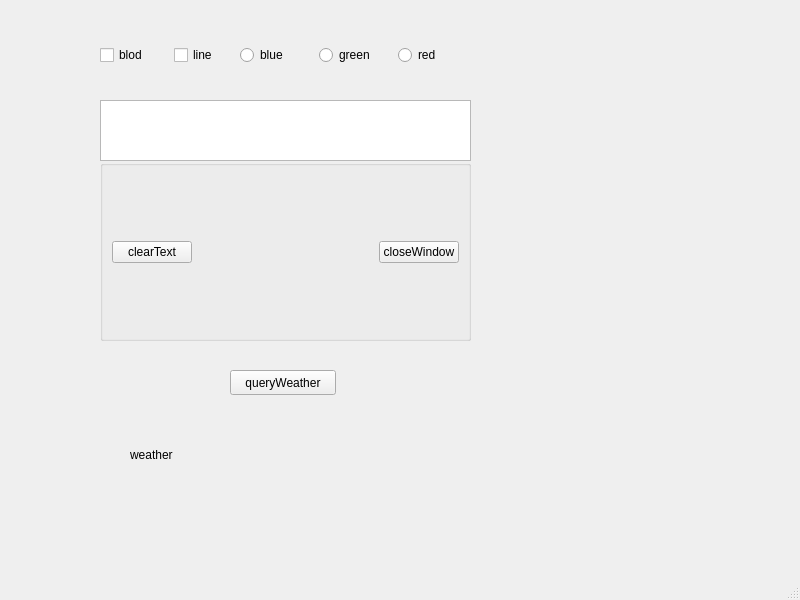
The window that weatherReport/mainwindow.ui (paomian2333/carControl) describes before a commit, drawn with Qt 5.
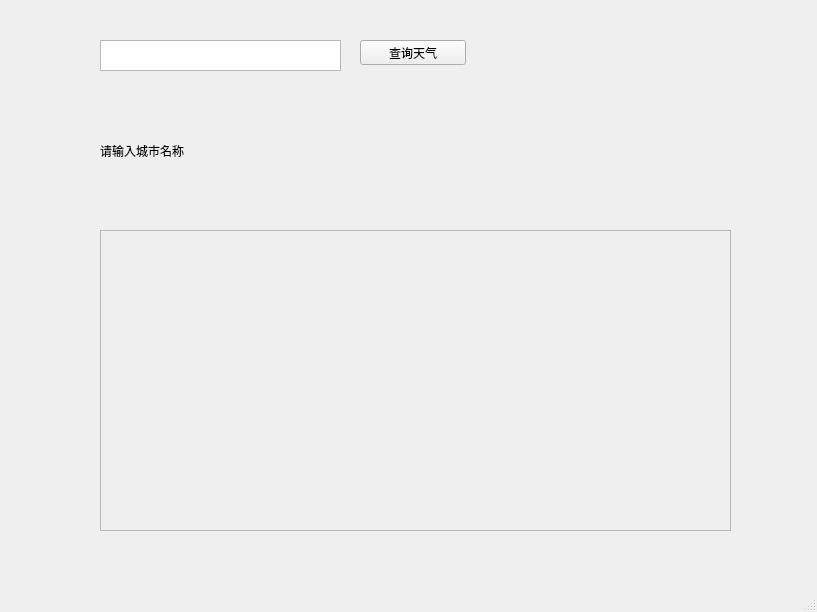
The same window after the commit.

Commit message: 进一步完善了天气预报模块，正在攻克图片显示

Diff of the .ui file:
```diff
--- a/weatherReport/mainwindow.ui
+++ b/weatherReport/mainwindow.ui
@@ -6,8 +6,8 @@
    <rect>
     <x>0</x>
     <y>0</y>
-    <width>800</width>
-    <height>600</height>
+    <width>817</width>
+    <height>612</height>
    </rect>
   </property>
   <property name="windowTitle">
@@ -17,49 +17,23 @@
    <widget class="QLabel" name="label">
     <property name="geometry">
      <rect>
-      <x>130</x>
-      <y>394</y>
-      <width>501</width>
-      <height>121</height>
-     </rect>
-    </property>
-    <property name="text">
-     <string>weather</string>
-    </property>
-   </widget>
-   <widget class="QWidget" name="layoutWidget">
-    <property name="geometry">
-     <rect>
       <x>100</x>
-      <y>10</y>
-      <width>141</width>
-      <height>91</height>
+      <y>80</y>
+      <width>391</width>
+      <height>141</height>
      </rect>
     </property>
-    <layout class="QHBoxLayout" name="horizontalLayout_2">
-     <item>
-      <widget class="QCheckBox" name="blodcheckBox">
-       <property name="text">
-        <string>blod</string>
-       </property>
-      </widget>
-     </item>
-     <item>
-      <widget class="QCheckBox" name="linecheckbox">
-       <property name="text">
-        <string>line</string>
-       </property>
-      </widget>
-     </item>
-    </layout>
+    <property name="text">
+     <string>请输入城市名称</string>
+    </property>
    </widget>
    <widget class="QPlainTextEdit" name="plainTextEdit">
     <property name="geometry">
      <rect>
       <x>100</x>
-      <y>100</y>
-      <width>371</width>
-      <height>61</height>
+      <y>40</y>
+      <width>241</width>
+      <height>31</height>
      </rect>
     </property>
     <property name="sizePolicy">
@@ -68,92 +42,69 @@
       <verstretch>0</verstretch>
      </sizepolicy>
     </property>
-   </widget>
-   <widget class="QWidget" name="layoutWidget">
-    <property name="geometry">
-     <rect>
-      <x>240</x>
-      <y>10</y>
-      <width>231</width>
-      <height>91</height>
-     </rect>
+    <property name="plainText">
+     <string/>
     </property>
-    <layout class="QHBoxLayout" name="horizontalLayout_3">
-     <item>
-      <widget class="QRadioButton" name="blueradio">
-       <property name="text">
-        <string>blue</string>
-       </property>
-      </widget>
-     </item>
-     <item>
-      <widget class="QRadioButton" name="greenradio">
-       <property name="text">
-        <string>green</string>
-       </property>
-      </widget>
-     </item>
-     <item>
-      <widget class="QRadioButton" name="redradio">
-       <property name="text">
-        <string>red</string>
-       </property>
-      </widget>
-     </item>
-    </layout>
-   </widget>
-   <widget class="QGroupBox" name="groupBox">
-    <property name="geometry">
-     <rect>
-      <x>100</x>
-      <y>160</y>
-      <width>371</width>
-      <height>181</height>
-     </rect>
-    </property>
-    <layout class="QHBoxLayout" name="horizontalLayout">
-     <item>
-      <widget class="QPushButton" name="clearTxt">
-       <property name="text">
-        <string>clearText</string>
-       </property>
-      </widget>
-     </item>
-     <item>
-      <spacer name="horizontalSpacer">
-       <property name="orientation">
-        <enum>Qt::Orientation::Horizontal</enum>
-       </property>
-       <property name="sizeHint" stdset="0">
-        <size>
-         <width>40</width>
-         <height>20</height>
-        </size>
-       </property>
-      </spacer>
-     </item>
-     <item>
-      <widget class="QPushButton" name="closeWindow">
-       <property name="text">
-        <string>closeWindow</string>
-       </property>
-      </widget>
-     </item>
-    </layout>
    </widget>
    <widget class="QPushButton" name="pushButton">
     <property name="geometry">
      <rect>
-      <x>230</x>
-      <y>370</y>
+      <x>360</x>
+      <y>40</y>
       <width>106</width>
       <height>25</height>
      </rect>
     </property>
     <property name="text">
-     <string>queryWeather</string>
+     <string>查询天气</string>
     </property>
    </widget>
+   <widget class="QWidget" name="weatherPic" native="true">
+    <property name="geometry">
+     <rect>
+      <x>510</x>
+      <y>90</y>
+      <width>181</width>
+      <height>111</height>
+     </rect>
+    </property>
+   </widget>
+   <widget class="QScrollArea" name="scrollArea">
+    <property name="geometry">
+     <rect>
+      <x>100</x>
+      <y>230</y>
+      <width>631</width>
+      <height>301</height>
+     </rect>
+    </property>
+    <property name="widgetResizable">
+     <bool>true</bool>
+    </property>
+    <widget class="QWidget" name="scrollAreaWidgetContents">
+     <property name="geometry">
+      <rect>
+       <x>0</x>
+       <y>0</y>
+       <width>629</width>
+       <height>299</height>
+      </rect>
+     </property>
+     <widget class="QLabel" name="label_7days">
+      <property name="geometry">
+       <rect>
+        <x>0</x>
+        <y>-40</y>
+        <width>581</width>
+        <height>401</height>
+       </rect>
+      </property>
+      <property name="text">
+       <string/>
+      </property>
+     </widget>
+    </widget>
+   </widget>
   </widget>
   <widget class="QMenuBar" name="menubar">
    <property name="geometry">
```
Left out of the diff: 5 changed lines with no effect on the pictures. The commit also changes 556 other files.
